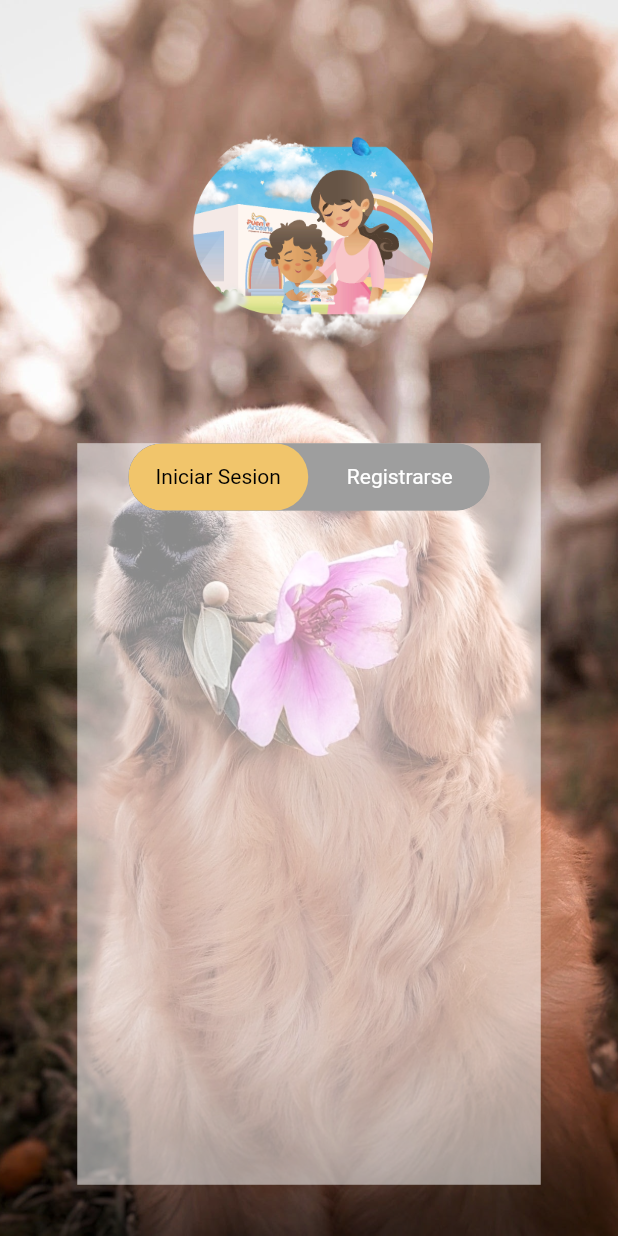
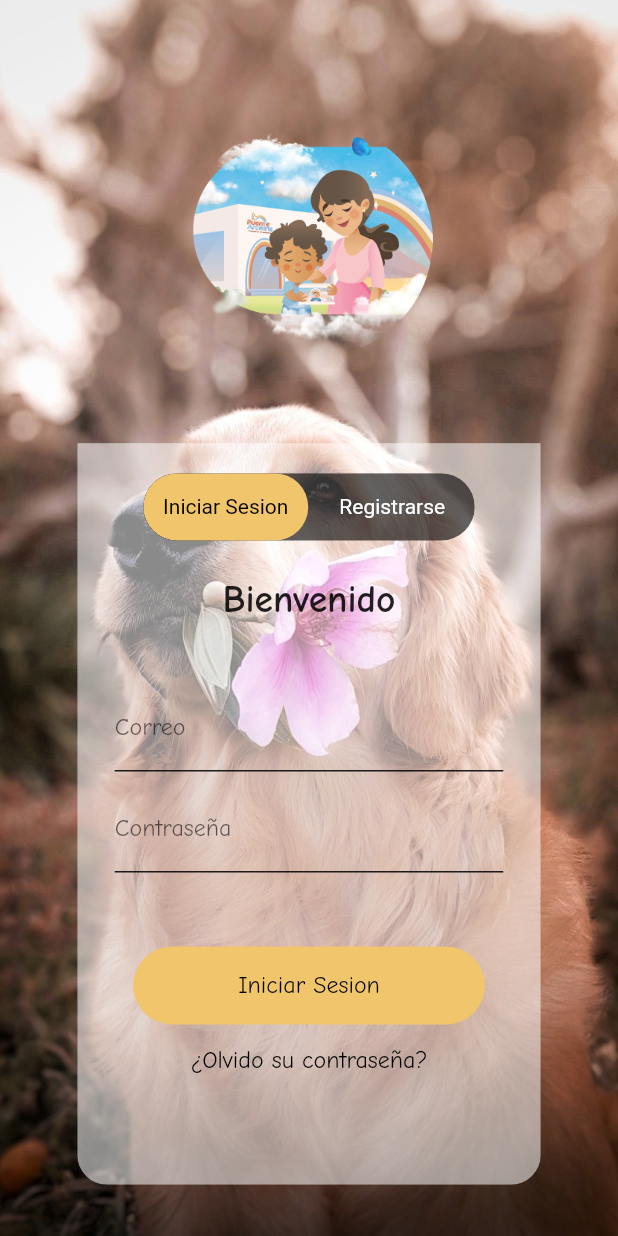
Before and after one commit to Anthonny222/puente-arcoiris, a Flutter app: the screen it shows after launch, after a tap on "Iniciar Sesion", on a phone screen of 412 x 824 dp. Run offline on Flutter 3.47's test engine with Material 2 defaults, Android fonts, the phone set to English and light mode, and no system bars; drawn by our look-alikes of toggle_switch; our stand-ins replace firebase_core; accounts and stored records are empty.

Commit message:
Se grego la fuente comic neue bold y tambien ya se corrigio el login, switch funcionando

```diff
--- a/lib/routes/app-routes.dart
+++ b/lib/routes/app-routes.dart
@@ -13,7 +13,7 @@ class AppRoutes{
   static Map<String, Widget Function (BuildContext context)> routes ={
 
     'inicio': (BuildContext context) => const IngresarScreen(),
-    'login': (BuildContext context) => const LoginScreen()
+    'login': (BuildContext context) => const MenuLoginScreen()
 
 
   };
--- a/lib/screens/login.dart
+++ b/lib/screens/login.dart
@@ -1,77 +1,44 @@
 import 'package:flutter/material.dart';
-import 'package:puente_arcoiris/theme/app_theme.dart';
-import 'package:toggle_switch/toggle_switch.dart';
 
-class LoginScreen extends StatefulWidget {
+import '../widgets/widgets.dart';
 
 
+class LoginScreen extends StatelessWidget {
 
-  const LoginScreen({Key? key}) : super(key: key);
+  const LoginScreen({
+    Key? key,
+  }) : super(key: key);
 
-  @override
-  State<LoginScreen> createState() => _LoginScreenState();
-}
-
-class _LoginScreenState extends State<LoginScreen> {
   @override
   Widget build(BuildContext context) {
 
     final size = MediaQuery.of(context).size;
-    int opcion = 0;
 
-    return Scaffold(
-      body: Center(
-        child: SingleChildScrollView(
-          child: Container(
-            width: size.width,
-            height: size.height,
-            decoration: const BoxDecoration(
-              image: DecorationImage(image: AssetImage('assets/inicio.jpg'), fit: BoxFit.cover),
-            ),
-            child: Column(
-              children: [
-                SizedBox(
-                  height: size.height*0.1,
-                ),
-                Image(image: const AssetImage('assets/puente-arcoiris.png'),
-                  fit: BoxFit.contain,
-                  width: size.width * 0.4 ,
-                ),
-                Container(
-                  color: Colors.white54,
-                  height: size.height*0.6,
-                  width: size.width*0.75,
-                  margin: EdgeInsets.only(top: size.height*0.07),
-                  child: Column(
-                    children: [
-                      ToggleSwitch(
-                        minWidth: 120.0,
-                        minHeight: 45,
-                        cornerRadius: 50.0,
-                        activeBgColors: const [[AppTheme.primary], [AppTheme.primary]],
-                        activeFgColor: const Color.fromARGB(255, 0, 0, 0),
-                        inactiveBgColor: Colors.grey,
-                        inactiveFgColor: Colors.white,
-                        initialLabelIndex: 0,
-                        totalSwitches: 2,
-                        labels: const ['Iniciar Sesion', 'Registrarse'],
-                        radiusStyle: true,
-
-                        onToggle: (opcion){
-                          print('$opcion');
-
-                        },
-                      ),
-                      if (opcion == 1)
-                        Container(child: Text('Hola Registrarse'),)
-                    ],
-                  ),
-                )
-              ],
-            ),
+    return Column(
+      children: [
+        SizedBox(height: size.height *0.03,),
+        const Text('Bienvenido', style: TextStyle(fontFamily: 'Comic Neue Bold', fontSize: 25, ),),
+        SizedBox( height: size.height * 0.05),
+        const InputPersonalizado(labelText: 'Correo', hintText: 'Correo', keyboardType: TextInputType.emailAddress ),
+        SizedBox(height: size.height*0.01,),
+        const InputPersonalizado(labelText: 'Contraseña', hintText: 'Contraseña',obscureText: true,),
+        SizedBox(height: size.height*0.06),
+        ElevatedButton(
+          onPressed: (){},
+          child:
+          const Text(
+            'Iniciar Sesion',
+            style: TextStyle(
+              color: Colors.black,
+              fontFamily: 'Comic Neue',
+              fontSize: 16)
           ),
         ),
-      ),
+        TextButton(
+          onPressed: (){},
+          child: const Text('¿Olvido su contraseña?', style: TextStyle(color: Colors.black, fontFamily: 'Comic Neue', fontSize: 16),)
+        )
+      ],
     );
   }
 }
--- /dev/null
+++ b/lib/screens/menu_login.dart
@@ -0,0 +1,93 @@
+import 'package:flutter/material.dart';
+import 'package:puente_arcoiris/screens/screens.dart';
+import 'package:puente_arcoiris/theme/app_theme.dart';
+import 'package:toggle_switch/toggle_switch.dart';
+
+
+
+class MenuLoginScreen extends StatefulWidget {
+
+
+
+  const MenuLoginScreen({Key? key}) : super(key: key);
+
+  @override
+  State<MenuLoginScreen> createState() => _MenuLoginScreenState();
+}
+
+class _MenuLoginScreenState extends State<MenuLoginScreen> {
+
+  int? initialIndex = 0;
+
+  @override
+  Widget build(BuildContext context) {
+
+    final size = MediaQuery.of(context).size;
+
+
+    return Scaffold(
+      body: Center(
+        child: SingleChildScrollView(
+          child: Container(
+            width: size.width,
+            height: size.height,
+            decoration: const BoxDecoration(
+              image: DecorationImage(image: AssetImage('assets/inicio.jpg'), fit: BoxFit.cover),
+            ),
+            child: Column(
+              children: [
+                SizedBox(
+                  height: size.height*0.1,
+                ),
+                Image(image: const AssetImage('assets/puente-arcoiris.png'),
+                  fit: BoxFit.contain,
+                  width: size.width * 0.4 ,
+                ),
+                ClipRRect(
+                  borderRadius: BorderRadius.circular(20),
+                  child: Container(
+                    color: Colors.white54,
+                    height: size.height*0.6,
+                    width: size.width*0.75,
+                    margin: EdgeInsets.only(top: size.height*0.07),
+                    child: Padding(
+                      padding: const EdgeInsets.symmetric(horizontal: 25, vertical: 20),
+                      child: Column(
+                        children: [
+                          ToggleSwitch(
+                            minWidth: 110,
+                            minHeight: 45,
+                            cornerRadius: 50.0,
+                            activeBgColors: const [[AppTheme.primary], [AppTheme.primary]],
+                            activeFgColor: const Color.fromARGB(255, 0, 0, 0),
+                            // inactiveBgColor: Colors.grey,
+                            inactiveFgColor: Colors.white,
+
+                            changeOnTap: false,
+                            totalSwitches: 2,
+                            labels: const ['Iniciar Sesion', 'Registrarse'],
+                            radiusStyle: true,
+                            initialLabelIndex: initialIndex,
+                            onToggle: (index){
+                              setState(() {
+                                initialIndex  = index;
+                              });
+                            },
+                          ),
+                          if(initialIndex == 0)
+                            LoginScreen()
+                          else if(initialIndex == 1)
+                            Text('Soy un Registrarse')
+                        ],
+                      ),
+                    ),
+                  ),
+                )
+              ],
+            ),
+          ),
+        ),
+      ),
+    );
+  }
+}
--- a/lib/screens/screens.dart
+++ b/lib/screens/screens.dart
@@ -1,4 +1,6 @@
 
 export 'package:puente_arcoiris/screens/login.dart';
 
+export 'package:puente_arcoiris/screens/menu_login.dart';
+
 export 'package:puente_arcoiris/screens/ingresar.dart';
--- a/lib/theme/app_theme.dart
+++ b/lib/theme/app_theme.dart
@@ -14,12 +14,30 @@ class AppTheme{
       backgroundColor: primary,
       shape: const StadiumBorder(),
       elevation: 0,
-      padding: const EdgeInsets.symmetric(vertical: 17, horizontal: 90),
+      padding: const EdgeInsets.symmetric(vertical: 17, horizontal: 70),
 
-      ),
+    ),
+  ),
+
+  // InputDecoration Theme
+
+  inputDecorationTheme: const  InputDecorationTheme(
+
+    floatingLabelStyle: TextStyle(color: Colors.black87, fontFamily: 'Comic Neue'),
+    hintStyle: TextStyle(fontFamily: 'Comic Neue'),
+    labelStyle: TextStyle(fontFamily: 'Comic Neue'),
+    enabledBorder: UnderlineInputBorder(
+      borderSide: BorderSide(color: Colors.black87,  ),
+
+    ),
+
+    focusedBorder: UnderlineInputBorder(
+      borderSide: BorderSide(color: Colors.black87, )
+    ),
+
+  )
 
 
-  )
 
 
   );
--- /dev/null
+++ b/lib/widgets/input_personalizado.dart
@@ -0,0 +1,30 @@
+import 'package:flutter/material.dart';
+
+class InputPersonalizado extends StatelessWidget {
+
+  final TextInputType? keyboardType;
+  final bool obscureText;
+  final String? hintText;
+  final String? labelText;
+  final String? helperText;
+
+  const InputPersonalizado({
+    Key? key, this.keyboardType, this.obscureText = false, this.hintText, this.labelText, this.helperText,
+  }) : super(key: key);
+
+  @override
+  Widget build(BuildContext context) {
+    return TextFormField(
+      autofocus: false,
+      initialValue: '',
+      keyboardType: keyboardType,
+      obscureText: obscureText  ,
+      autovalidateMode: AutovalidateMode.onUserInteraction,
+      decoration: InputDecoration(
+        hintText: hintText,
+        labelText: labelText,
+        helperText: helperText
+      ),
+    );
+  }
+}
--- /dev/null
+++ b/lib/widgets/widgets.dart
@@ -0,0 +1 @@
+export 'package:puente_arcoiris/widgets/input_personalizado.dart';
--- a/pubspec.yaml
+++ b/pubspec.yaml
@@ -83,6 +83,10 @@ flutter:
     - family: Comic Neue
       fonts:
         - asset: assets/fonts/ComicNeue-Regular.ttf
+
+    - family: Comic Neue Bold
+      fonts:
+        - asset: assets/fonts/ComicNeue-Bold.ttf
   #       - asset: fonts/Schyler-Italic.ttf
   #         style: italic
   #   - family: Trajan Pro
```
Also changed, not shown: assets/fonts/ComicNeue-Bold.ttf (added).
